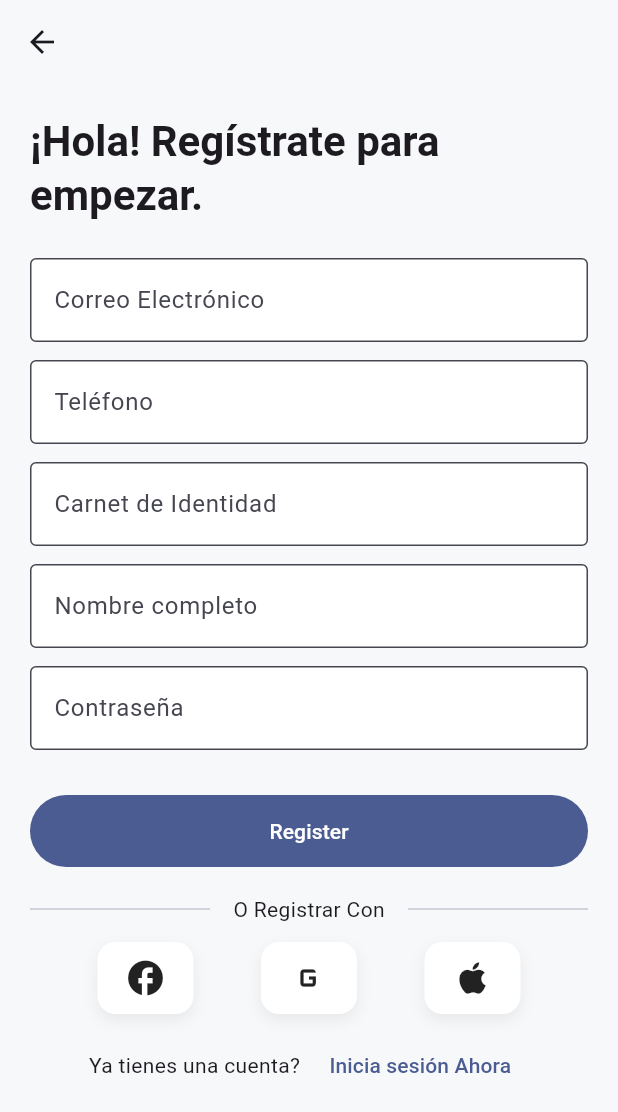
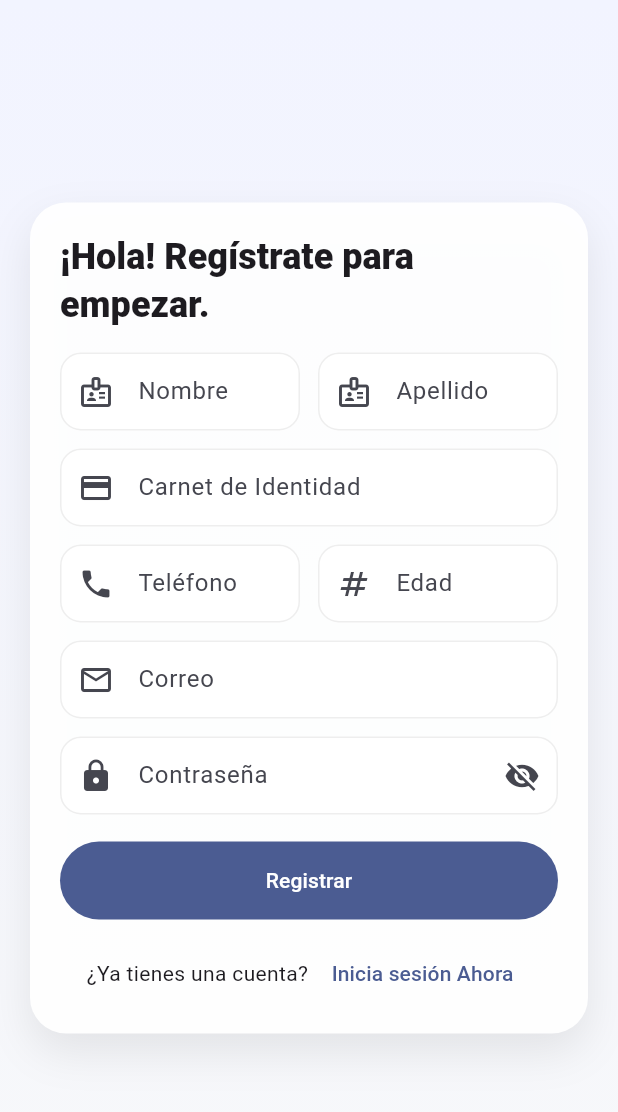
Before and after one commit to ArnoldBF/camballey_frontend_2025, a Flutter app: the RegisterScreen screen opened by its route, on a phone screen of 412 x 824 dp. Shown: the top 1112 px of the screen. Run offline on Flutter 3.47's test engine with Material 3 defaults, Android fonts, the phone set to English and light mode, and no system bars; our stand-ins replace dio, flutter_secure_storage, supabase_flutter; accounts and stored records are empty.

Commit message:
Consumo de Servicios,Registro, Home

```diff
--- a/lib/presentation/auth/register_screen.dart
+++ b/lib/presentation/auth/register_screen.dart
@@ -3,6 +3,7 @@ import '../../core/utils/validators.dart';
 import '../../data/models/user.dart';
 import '../../data/services/auth_service.dart';
 import '../../routes/app_router.dart';
+import '../../routes/app_router.dart' as r;
 
 class RegisterScreen extends StatefulWidget {
   const RegisterScreen({super.key});
@@ -14,280 +15,255 @@ class RegisterScreen extends StatefulWidget {
 class _RegisterScreenState extends State<RegisterScreen> {
  final _formKey = GlobalKey<FormState>();
 
-  final _emailCtrl = TextEditingController();
-  final _phoneCtrl = TextEditingController();
-  final _ciCtrl    = TextEditingController();
-  final _passCtrl  = TextEditingController();
-  final _nameCtrl  = TextEditingController();
-
-  final _otpCtrl   = TextEditingController();
-
-  final _auth = AuthService();
+  final _nombreCtrl   = TextEditingController();
+  final _apellidoCtrl = TextEditingController();
+  final _ciCtrl       = TextEditingController();
+  final _telCtrl      = TextEditingController();
+  final _edadCtrl     = TextEditingController();
+  final _correoCtrl   = TextEditingController();
+  final _passCtrl     = TextEditingController();
 
   bool _loading = false;
-  bool _waitingOtp = false; // paso 2
-  UserType _role = UserType.passenger;
+  bool _obscure = true;
+  final _auth = AuthService();
+  final bool _autoLoginAfterRegister = true; // cambia a false si prefieres volver al login
 
   @override
   void dispose() {
-    _emailCtrl.dispose();
-    _phoneCtrl.dispose();
+    _correoCtrl.dispose();
+    _telCtrl.dispose();
     _ciCtrl.dispose();
     _passCtrl.dispose();
-    _nameCtrl.dispose();
-    _otpCtrl.dispose();
+    _nombreCtrl.dispose();
+    _apellidoCtrl.dispose();
+    _edadCtrl.dispose();
     super.dispose();
   }
 
   void _snack(String m) => ScaffoldMessenger.of(context).showSnackBar(SnackBar(content: Text(m)));
 
-  Future<void> _startRegister() async {
+
+final _bgGradient = const LinearGradient(
+    colors: [Color(0xFFF2F4FF), Color(0xFFF7F8FA)],
+    begin: Alignment.topCenter,
+    end: Alignment.bottomCenter,
+  );
+
+  InputDecoration   _input(String label, IconData icon) => InputDecoration(
+        labelText: label,
+        prefixIcon: Icon(icon),
+        filled: true,
+        fillColor: Colors.white,
+        contentPadding: const EdgeInsets.symmetric(horizontal: 16, vertical: 14),
+        border: OutlineInputBorder(
+          borderRadius: BorderRadius.circular(14),
+          borderSide: const BorderSide(color: Color(0x11000000)),
+        ),
+        enabledBorder: OutlineInputBorder(
+          borderRadius: BorderRadius.circular(14),
+          borderSide: const BorderSide(color: Color(0x11000000)),
+        ),
+        focusedBorder: OutlineInputBorder(
+          borderRadius: BorderRadius.circular(14),
+          borderSide: BorderSide(color: Theme.of(context).colorScheme.primary, width: 1.5),
+        ),
+      );
+
+
+  Future<void> _submit() async {
     final isValid = _formKey.currentState?.validate() ?? false;
     if (!isValid) return;
 
-    final email = _emailCtrl.text.trim();
-    final phone = _phoneCtrl.text.trim();
-    final pass  = _passCtrl.text;
-
-    if (email.isEmpty && phone.isEmpty) {
-      _snack('Ingresa al menos correo o teléfono');
+    final edad = int.tryParse(_edadCtrl.text.trim());
+    if (edad == null || edad <= 0) {
+      _snack('Edad inválida');
       return;
     }
 
     setState(() => _loading = true);
     try {
-      // 1) Si hay correo, crea cuenta por email+password
-      if (email.isNotEmpty) {
-        // await _auth.signUpWithEmailPassword(email: email, password: pass);
-      }
+      // 1) REGISTRO
+      final data = await _auth.registerPassenger(
+        nombre: _nombreCtrl.text.trim(),
+        apellido: _apellidoCtrl.text.trim(),
+        ci: _ciCtrl.text.trim(),
+        telefono: _telCtrl.text.trim(),
+        edad: edad,
+        correo: _correoCtrl.text.trim(),
+        password: _passCtrl.text,
+      );
 
-      // 2) Si hay teléfono, envía OTP para terminar registro
-      if (phone.isNotEmpty) {
-        // await _auth.signUpWithPhone(phone);
-        if (!mounted) return;
-        setState(() => _waitingOtp = true); // paso 2
-        _snack('Te enviamos un código por SMS');
-        return; // esperamos confirmación OTP para crear perfil
-      }
+      final createdUserName = (data['userName'] as String?) ?? _correoCtrl.text.trim().split('@').first;
+      debugPrint('[REGISTER] created userName=$createdUserName');
 
-      // 3) Si solo fue email, ya podemos crear perfil y mandar a login
-      // await _auth.upsertProfile(role: _role.value, fullName: _nameCtrl.text.trim());
-      if (mounted) {
-        _snack('Cuenta creada. Revisa tu correo si requiere verificación.');
-        Navigator.of(context).pushNamedAndRemoveUntil(Routes.login, (r) => false);
-      }
+       // 2) Mensaje de éxito + redirección al login
+    await _showSuccessAndGoLogin(createdUserName);
   } catch (e) {
-      _snack('No se pudo registrar: $e');
+    debugPrint('[REGISTER][UI ERROR] $e');
+    _snack(e.toString().replaceFirst('Exception: ', ''));
   } finally {
     if (mounted) setState(() => _loading = false);
   }
   }
 
-  Future<void> _finishRegisterWithOtp() async {
-    final code = _otpCtrl.text.trim();
-    if (code.length < 4) {
-      _snack('Ingresa el código SMS');
-      return;
+
+Future<void> _showSuccessAndGoLogin(String userName) async {
+  await showDialog<bool>(
+    context: context,
+    builder: (ctx) => AlertDialog(
+      title: const Text('Cuenta creada'),
+      content: Text('El usuario "$userName" fue creado con éxito. Ahora puedes iniciar sesión.'),
+      actions: [
+        TextButton(
+          onPressed: () => Navigator.pop(ctx, true),
+          child: const Text('Ir al login'),
+        ),
+      ],
+    ),
+  );
+
+  if (!mounted) return;
+  debugPrint('[REGISTER] -> NAV: login');
+  Navigator.of(context).pushNamedAndRemoveUntil(r.Routes.login, (_) => false);
 }
-    setState(() => _loading = true);
-    try {
-      // await _auth.confirmPhoneSignup(phone: _phoneCtrl.text.trim(), code: code);
-      // await _auth.upsertProfile(role: _role.value, fullName: _nameCtrl.text.trim());
-      if (mounted) {
-        _snack('Registro completado ✅');
-        Navigator.of(context).pushNamedAndRemoveUntil(Routes.login, (r) => false);
-      }
-    } catch (e) {
-      _snack('Código inválido: $e');
-    } finally {
-      if (mounted) setState(() => _loading = false);
-    }
-  }
+
 
    @override
   Widget build(BuildContext context) {
     return Scaffold(
-      backgroundColor: const Color(0xFFF7F8FA),
-      appBar: AppBar(
-        leading: IconButton(
-          icon: const Icon(Icons.arrow_back),
-          onPressed: () => Navigator.pop(context),
+      body: Container(
+        decoration: BoxDecoration(gradient: _bgGradient),
+        child: Center(
+          child: ConstrainedBox(
+            constraints: const BoxConstraints(maxWidth: 560),
+            child: SingleChildScrollView(
+              padding: const EdgeInsets.all(20),
+              child: Form(
+                key: _formKey,
+                autovalidateMode: AutovalidateMode.onUserInteraction,
+                child: Container(
+                  padding: const EdgeInsets.fromLTRB(20, 20, 20, 16),
+                  decoration: BoxDecoration(
+                    color: Colors.white.withOpacity(0.95),
+                    borderRadius: BorderRadius.circular(24),
+                    boxShadow: const [BoxShadow(color: Color(0x15000000), blurRadius: 24, offset: Offset(0, 12))],
                   ),
-        elevation: 0,
-        backgroundColor: Colors.transparent,
+                  child: Column(
+                    children: [
+                      Text('¡Hola! Regístrate para empezar.',
+                          style: Theme.of(context).textTheme.headlineSmall?.copyWith(fontWeight: FontWeight.w800)),
+                      const SizedBox(height: 16),
+
+                      Row(
+                        children: [
+                          Expanded(
+                            child: TextFormField(
+                              controller: _nombreCtrl,
+                              decoration: _input('Nombre', Icons.badge_outlined),
+                              validator: (v) => (v == null || v.isEmpty) ? 'Requerido' : null,
+                              textCapitalization: TextCapitalization.words,
                             ),
-      body: ListView(
-        padding: const EdgeInsets.all(20),
-        children: [
-          Text(
-            _waitingOtp ? 'Te enviamos un Código de Registro!' : '¡Hola! Regístrate para empezar.',
-            style: Theme.of(context).textTheme.headlineMedium?.copyWith(fontWeight: FontWeight.w700),
                           ),
-          const SizedBox(height: 18),
-          if (!_waitingOtp) _formStep(context) else _otpStep(context),
+                          const SizedBox(width: 12),
+                          Expanded(
+                            child: TextFormField(
+                              controller: _apellidoCtrl,
+                              decoration: _input('Apellido', Icons.badge_outlined),
+                              validator: (v) => (v == null || v.isEmpty) ? 'Requerido' : null,
+                              textCapitalization: TextCapitalization.words,
+                            ),
+                          ),
                         ],
                       ),
-    );
-  }
+                      const SizedBox(height: 12),
 
-  Widget _formStep(BuildContext context) {
-    return Form(
-      key: _formKey,
-      child: Column(
+                      TextFormField(
+                        controller: _ciCtrl,
+                        decoration: _input('Carnet de Identidad', Icons.credit_card),
+                        keyboardType: TextInputType.number,
+                        validator: (v) => (v == null || v.isEmpty) ? 'Requerido' : null,
+                      ),
+                      const SizedBox(height: 12),
+
+                      Row(
                         children: [
-          const SizedBox(height: 6),
-          TextFormField(
-            controller: _emailCtrl,
-            decoration: const InputDecoration(
-              labelText: 'Correo Electrónico',
-              filled: true,
+                          Expanded(
+                            child: TextFormField(
+                              controller: _telCtrl,
+                              decoration: _input('Teléfono', Icons.phone),
+                              keyboardType: TextInputType.phone,
+                              validator: (v) => (v == null || v.isEmpty) ? 'Requerido' : null,
                             ),
-            keyboardType: TextInputType.emailAddress,
+                          ),
+                          const SizedBox(width: 12),
+                          SizedBox(
+                            width: 160,
+                            child: TextFormField(
+                              controller: _edadCtrl,
+                              decoration: _input('Edad', Icons.numbers),
+                              keyboardType: TextInputType.number,
                               validator: (v) {
-              if ((v ?? '').isEmpty && _phoneCtrl.text.trim().isEmpty) return 'Ingresa correo o teléfono';
-              if ((v ?? '').isNotEmpty && !Validators.looksLikeEmail(v!)) return 'Correo inválido';
+                                final n = int.tryParse((v ?? '').trim());
+                                if (n == null || n <= 0) return 'Inválida';
                                 return null;
                               },
                             ),
-          const SizedBox(height: 12),
-          TextFormField(
-            controller: _phoneCtrl,
-            decoration: const InputDecoration(labelText: 'Teléfono', filled: true),
-            keyboardType: TextInputType.phone,
+                          ),
+                        ],
                       ),
                       const SizedBox(height: 12),
+
                       TextFormField(
-            controller: _ciCtrl,
-            decoration: const InputDecoration(labelText: 'Carnet de Identidad', filled: true),
-            keyboardType: TextInputType.number,
+                        controller: _correoCtrl,
+                        decoration: _input('Correo', Icons.email_outlined),
+                        keyboardType: TextInputType.emailAddress,
+                        validator: (v) =>
+                            (v == null || v.isEmpty || !v.contains('@')) ? 'Correo inválido' : null,
                       ),
                       const SizedBox(height: 12),
-          TextFormField(
-            controller: _nameCtrl,
-            decoration: const InputDecoration(labelText: 'Nombre completo', filled: true),
-            textCapitalization: TextCapitalization.words,
-          ),
-          const SizedBox(height: 12),
+
                       TextFormField(
                         controller: _passCtrl,
-            decoration: const InputDecoration(labelText: 'Contraseña', filled: true),
-            obscureText: true,
-            validator: (v) {
-              if ((_emailCtrl.text.trim().isNotEmpty) && (v == null || v.length < 6)) {
-                return 'Mínimo 6 caracteres';
-              }
-              return null;
-            },
+                        obscureText: _obscure,
+                        decoration: _input('Contraseña', Icons.lock).copyWith(
+                          suffixIcon: IconButton(
+                            onPressed: () => setState(() => _obscure = !_obscure),
+                            icon: Icon(_obscure ? Icons.visibility_off : Icons.visibility),
                           ),
-          const SizedBox(height: 12),
-          // DropdownButtonFormField<UserType>(
-          //   value: _role,
-          //   decoration: const InputDecoration(labelText: 'Tipo de usuario', filled: true),
-          //   items: UserType.values
-          //       .map((t) => DropdownMenuItem(value: t, child: Text(t.label)))
-          //       .toList(),
-          //   onChanged: (v) => setState(() => _role = v ?? UserType.passenger),
-          // ),
+                        ),
+                        validator: (v) => (v == null || v.length < 6) ? 'Mínimo 6 caracteres' : null,
+                      ),
+
                       const SizedBox(height: 18),
                       SizedBox(
                         width: double.infinity,
                         child: FilledButton(
-              onPressed: _loading ? null : _startRegister,
+                          onPressed: _loading ? null : _submit,
+                          style: FilledButton.styleFrom(minimumSize: const Size.fromHeight(52)),
                           child: _loading
                               ? const SizedBox(width: 18, height: 18, child: CircularProgressIndicator(strokeWidth: 2))
-                  : const Text('Register'),
+                              : const Text('Registrar'),
                         ),
                       ),
-          const SizedBox(height: 18),
-          _socialRow(disabled: true),
-          const SizedBox(height: 10),
+                      const SizedBox(height: 12),
+
                       Row(
                         mainAxisAlignment: MainAxisAlignment.center,
                         children: [
-              const Text('Ya tienes una cuenta?  '),
+                          const Text('¿Ya tienes una cuenta?'),
                           TextButton(
-                onPressed: () => Navigator.pushNamedAndRemoveUntil(context, Routes.login, (r) => false),
-                child: const Text('Inicia sesión Ahora'),
+                            onPressed: () => Navigator.pushNamedAndRemoveUntil(context, r.Routes.login, (r) => false),
+                            child: const Text(' Inicia sesión Ahora'),
                           ),
                         ],
                       ),
                     ],
                   ),
-    );
-  }
-
-  Widget _otpStep(BuildContext context) {
-    return Column(
-      children: [
-        const SizedBox(height: 12),
-        TextField(
-          controller: _phoneCtrl,
-          readOnly: true,
-          decoration: const InputDecoration(labelText: 'Usuario (teléfono)', filled: true),
-        ),
-        const SizedBox(height: 12),
-        TextField(
-          controller: _otpCtrl,
-          decoration: const InputDecoration(labelText: 'Código de Registro', filled: true),
-          keyboardType: TextInputType.number,
-        ),
-        const SizedBox(height: 18),
-        SizedBox(
-          width: double.infinity,
-          child: FilledButton(
-            onPressed: _loading ? null : _finishRegisterWithOtp,
-            child: _loading
-                ? const SizedBox(width: 18, height: 18, child: CircularProgressIndicator(strokeWidth: 2))
-                : const Text('Terminar Registro'),
                 ),
               ),
-        const SizedBox(height: 18),
-        _socialRow(disabled: true),
-        const SizedBox(height: 10),
-        Row(
-          mainAxisAlignment: MainAxisAlignment.center,
-          children: [
-            const Text('¿No tienes una cuenta?  '),
-            TextButton(
-              onPressed: () => setState(() => _waitingOtp = false),
-              child: const Text('Registrarme Ahora'),
             ),
-          ],
           ),
-      ],
-    );
-  }
-
-  Widget _socialRow({bool disabled = false}) {
-    final widgets = [
-      _socialBtn(Icons.facebook, onTap: disabled ? null : () {}),
-      _socialBtn(Icons.g_mobiledata, onTap: disabled ? null : () {}),
-      _socialBtn(Icons.apple, onTap: disabled ? null : () {}),
-    ];
-    return Column(
-      children: [
-        Row(children: const [
-          Expanded(child: Divider()), SizedBox(width: 8),
-          Text('  O Registrar Con  '),
-          SizedBox(width: 8), Expanded(child: Divider()),
-        ]),
-        const SizedBox(height: 12),
-        Row(mainAxisAlignment: MainAxisAlignment.spaceEvenly, children: widgets),
-      ],
-    );
-  }
-
-  Widget _socialBtn(IconData icon, {VoidCallback? onTap}) {
-    return InkWell(
-      onTap: onTap,
-      child: Container(
-        width: 64, height: 48,
-        decoration: BoxDecoration(
-          color: Colors.white,
-          borderRadius: BorderRadius.circular(12),
-          boxShadow: const [BoxShadow(color: Color(0x11000000), blurRadius: 8, offset: Offset(0, 4))],
         ),
-        child: Icon(icon, size: 28),
       ),
     );
   }
```
Also changed, not shown: lib/data/services/api_client.dart (+29 -0 lines), lib/data/services/auth_service.dart (+57 -138 lines), lib/data/services/wallet_service.dart (added, +45 -0 lines), lib/presentation/passenger_view.dart (+53 -15 lines), lib/main.dart (line endings or trailing spaces), lib/presentation/auth/login_screen.dart (line endings or trailing spaces). Lines whose indentation alone changed are shown as unchanged.
